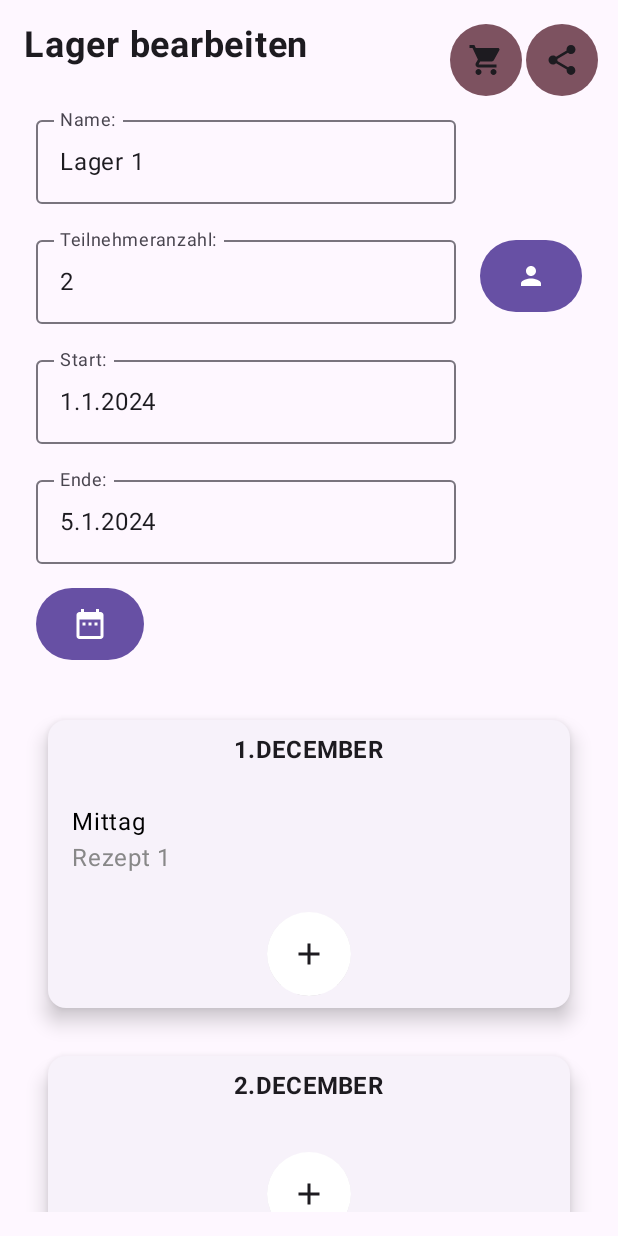
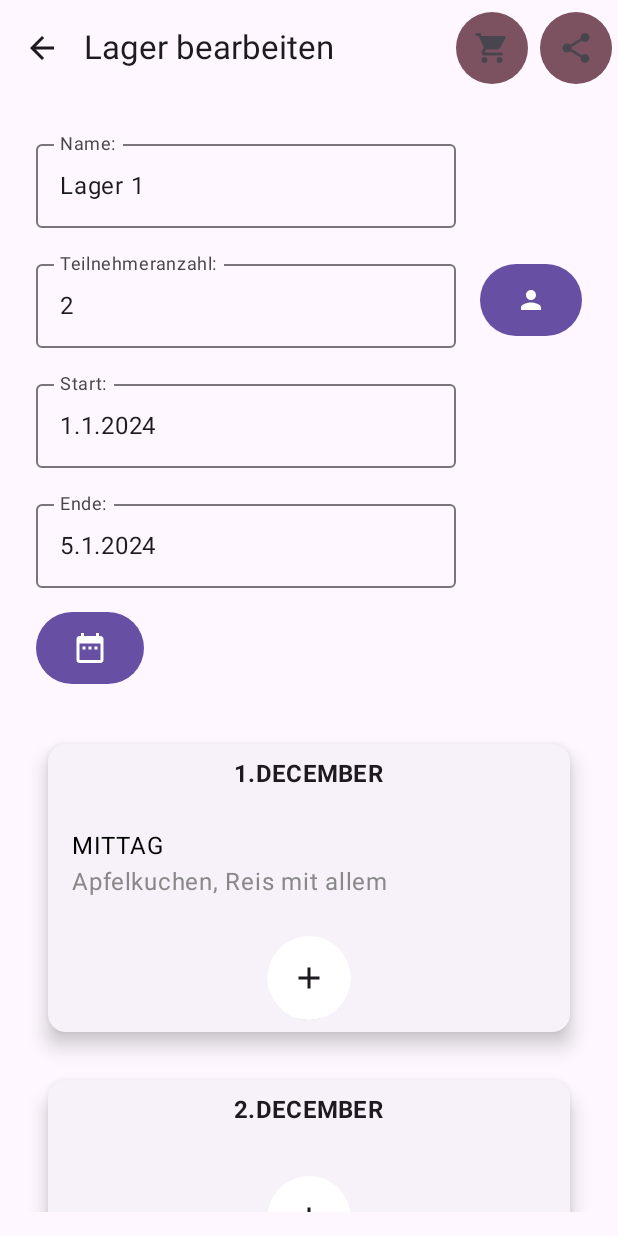
Before and after one commit to fkischewski99/futterbock_app, an Android app built with Jetpack Compose: the screen it shows after launch (MainActivity), after a tap on "ab", on a phone screen of 412 x 824 dp. Run offline under Robolectric (Android 15) with nearby library versions, the phone set to English and light mode, and no system bars; our stand-ins replace Compose Multiplatform resources, Voyager.

Commit message:
Added Navigation with buttons

```diff
--- a/shared/src/commonMain/kotlin/model/Meal.kt
+++ b/shared/src/commonMain/kotlin/model/Meal.kt
@@ -6,19 +6,26 @@ import kotlinx.datetime.LocalDate
 
 data class Meal(
     val day: LocalDate,
-    val mealType: String,
-    val recipeSelections: List<RecipeSelection>
+    val mealType: MealType,
+    val recipeSelections: List<Recipe>
 )
+
+enum class MealType{
+    FRÜHSTÜCK,
+    MITTAG,
+    ABENDESSEN,
+    SNACK
+}
 
 fun Meal.toListItem(): ListItem<Meal> {
     return object : ListItem<Meal> {
         override fun getTitle(): String {
-            return mealType // Custom title using 'meal_type' and 'day'
+            return mealType.name // Custom title using 'meal_type' and 'day'
         }
 
         override fun getSubtitle(): String {
             // Custom subtitle logic based on 'recipe_selections' or any other properties
-            return recipeSelections.joinToString(", ") { it.recipe }
+            return recipeSelections.joinToString(", ") { it.name }
         }
 
         override fun navigateTo(): Screen {
--- a/shared/src/commonMain/kotlin/model/Recipe.kt
+++ b/shared/src/commonMain/kotlin/model/Recipe.kt
@@ -11,5 +11,6 @@ data class Recipe(
     val price: String,
     val season: String,
     val source: String,
-    val time: String
+    val time: String,
+    val eaters: List<Participant>
 )
--- a/shared/src/commonMain/kotlin/model/RecipeSelection.kt
+++ /dev/null
@@ -1,9 +0,0 @@
-package model
-
-import view.shared.ListItem
-
-data class RecipeSelection(
-    val feedback: String,
-    val participants: List<String>,
-    val recipe: String
-)
--- a/shared/src/commonMain/kotlin/view/event/new_event/NewEventPage.kt
+++ b/shared/src/commonMain/kotlin/view/event/new_event/NewEventPage.kt
@@ -31,9 +31,11 @@ import kotlinx.datetime.minus
 import kotlinx.datetime.plus
 import kotlinx.datetime.toLocalDateTime
 import model.Event
+import model.MealType
 import model.toListItem
 import view.event.new_meal_screen.NewMealScreen
 import view.event.participants.ParticipantScreen
+import view.shared.NavigationIconButton
 
 
 @OptIn(ExperimentalMaterial3Api::class, ExperimentalLayoutApi::class)
@@ -50,8 +52,8 @@ fun NewEventPage(event: Event) {
 
 
     //End of Test Data
-    fun groupMealsByDate(){
-        if(event.from == null || event.to == null){
+    fun groupMealsByDate() {
+        if (event.from == null || event.to == null) {
             return;
         }
         val updatedMap = mutableMapOf<LocalDate, MutableList<Meal>>();
@@ -64,71 +66,54 @@ fun NewEventPage(event: Event) {
         mealsGroupedByDate = updatedMap.toMap();
     }
 
-    LaunchedEffect(Unit){
-        if(event.to != null && event.from != null){
+    LaunchedEffect(Unit) {
+        if (event.to != null && event.from != null) {
             groupMealsByDate();
         }
     }
 
-    val navigateToNewListItem: () -> Unit = {
-        navigator.push(NewMealScreen(event.participantsSchedule))
+    fun navigateToNewListItem(date: LocalDate) {
+        navigator.push(
+            NewMealScreen(
+                Meal(
+                    day = date,
+                    recipeSelections = ArrayList(),
+                    mealType = MealType.MITTAG
+                ), event.participantsSchedule
+            )
+        )
+    }
+
+    fun navigateToMeal(meal: Meal) {
+        navigator.push(NewMealScreen(meal, event.participantsSchedule))
     }
 
     val onDateSelectFunction: (selectedStartMilis: Long, selectedEndMilis: Long) -> Unit =
         { startMillis, endMillis ->
             val startDateSelect = Instant.fromEpochMilliseconds(startMillis)
             val endDateSelect = Instant.fromEpochMilliseconds(endMillis)
-            event.from = startDateSelect.toLocalDateTime(kotlinx.datetime.TimeZone.currentSystemDefault()).date;
-            event.to = endDateSelect.toLocalDateTime(kotlinx.datetime.TimeZone.currentSystemDefault()).date;
+            event.from =
+                startDateSelect.toLocalDateTime(kotlinx.datetime.TimeZone.currentSystemDefault()).date;
+            event.to =
+                endDateSelect.toLocalDateTime(kotlinx.datetime.TimeZone.currentSystemDefault()).date;
             groupMealsByDate();
         }
 
 
     AppTheme {
+        Scaffold(
+            topBar = {
+                topBarEventPage()
+                }) {
             Surface(
                 color = MaterialTheme.colorScheme.background,
                 contentColor = MaterialTheme.colorScheme.onBackground,
-            modifier = Modifier.fillMaxSize()
+                modifier = Modifier.fillMaxSize().padding(top = it.calculateTopPadding())
             ) {
                 Column(
-                modifier = Modifier.padding(16.dp).verticalScroll(rememberScrollState()).fillMaxWidth()
+                    modifier = Modifier.padding(16.dp).verticalScroll(rememberScrollState())
+                        .fillMaxWidth()
                 ) {
-                Row(
-                    horizontalArrangement = Arrangement.SpaceBetween,
-                    modifier = Modifier.fillMaxWidth()
-                ) {
-                    Text(
-                        text = "Lager bearbeiten",
-                        fontSize = 24.sp,
-                        fontWeight = FontWeight.Bold,
-                        modifier = Modifier.padding(bottom = 16.dp).weight(1f),
-
-
-                        )
-                    IconButton(
-                        onClick = { /* Handle shopping cart icon click */ },
-                        modifier = Modifier.weight(0.15f).clip(shape = RoundedCornerShape(75))
-                            .background(MaterialTheme.colorScheme.tertiary),
-
-                        ) {
-                        Icon(
-                            imageVector = Icons.Default.ShoppingCart,
-                            contentDescription = "Shopping Cart Icon"
-                        )
-                    }
-                    Spacer(modifier = Modifier.width(8.dp))
-                    IconButton(
-                        onClick = { /* Handle printer icon click */ },
-                        modifier = Modifier.weight(0.15f).clip(shape = RoundedCornerShape(75))
-                            .background(MaterialTheme.colorScheme.tertiary),
-                    ) {
-                        Icon(
-                            imageVector = Icons.Default.Share,
-                            contentDescription = "Printer Icon"
-                        )
-                    }
-                }
-
                     Row(
                         modifier = Modifier.fillMaxWidth()
                     ) {
@@ -155,7 +140,8 @@ fun NewEventPage(event: Event) {
                                 navigator.push(ParticipantScreen(event))
                             },
                             modifier = Modifier
-                            .padding(8.dp).height(IntrinsicSize.Min).align(Alignment.CenterVertically),
+                                .padding(8.dp).height(IntrinsicSize.Min)
+                                .align(Alignment.CenterVertically),
 
                             ) {
                             Icon(
@@ -170,8 +156,12 @@ fun NewEventPage(event: Event) {
                     Spacer(modifier = Modifier.height(16.dp))
                     mealsGroupedByDate.forEach { it ->
                         CardWithList(
+                            title =
                             "" + it.key.dayOfMonth + "." + it.key.month,
-                        it.value.map { meal -> meal.toListItem() }.toMutableList(), navigateToNewListItem
+                            listItems =
+                            it.value.map { meal -> meal.toListItem() }.toMutableList(),
+                            addItemToList = { navigateToNewListItem(it.key) },
+                            onListItemClick = { navigateToMeal(it.getItem()) }
                         )
                     }
 
@@ -179,6 +169,48 @@ fun NewEventPage(event: Event) {
                     // Rest of the code remains the same...
                 }
             }
+        }
+    }
+}
+
+@OptIn(ExperimentalMaterial3Api::class)
+@Composable
+fun topBarEventPage() {
+    TopAppBar(
+        title = {
+            Text(text = "Lager bearbeiten") },
+        navigationIcon = {
+            NavigationIconButton()
+        },
+        actions = {
+            Row(
+                horizontalArrangement = Arrangement.End,
+            ) {
+
+                IconButton(
+                    onClick = { /* Handle shopping cart icon click */ },
+                    modifier = Modifier.clip(shape = RoundedCornerShape(75))
+                        .background(MaterialTheme.colorScheme.tertiary),
+
+                    ) {
+                    Icon(
+                        imageVector = Icons.Default.ShoppingCart,
+                        contentDescription = "Shopping Cart Icon"
+                    )
+                }
+                Spacer(modifier = Modifier.width(8.dp))
+                IconButton(
+                    onClick = { /* Handle printer icon click */ },
+                    modifier = Modifier.clip(shape = RoundedCornerShape(75))
+                        .background(MaterialTheme.colorScheme.tertiary),
+                ) {
+                    Icon(
+                        imageVector = Icons.Default.Share,
+                        contentDescription = "Printer Icon"
+                    )
+                }
+            }
+        }
+    )
 
 }
-}
--- a/shared/src/commonMain/kotlin/view/event/new_event/NewEventScreen.kt
+++ b/shared/src/commonMain/kotlin/view/event/new_event/NewEventScreen.kt
@@ -6,8 +6,9 @@ import kotlinx.datetime.LocalDate
 import model.EatingHabit
 import model.Event
 import model.Meal
+import model.MealType
 import model.Participant
-import model.RecipeSelection
+import view.event.new_meal_screen.ExampleObjects
 
 class NewEventScreen(private val eventId: String?) : Screen {
 
@@ -19,13 +20,13 @@ class NewEventScreen(private val eventId: String?) : Screen {
     fun getEventById(eventId: String): Event {
         var meal = Meal(
             LocalDate.parse("2023-12-01"),
-            "Mittag",
-            listOf(RecipeSelection("ab", ArrayList(), "Rezept 1"))
+            MealType.MITTAG,
+            ExampleObjects.getAllRecepies()
         )
         var meal2 = Meal(
             LocalDate.parse("2023-12-03"),
-            "Abend",
-            listOf(RecipeSelection("ab", ArrayList(), "Rezept 1"))
+            MealType.MITTAG,
+            ExampleObjects.getAllRecepies()
         )
         var meals = listOf(meal, meal2);
 
--- /dev/null
+++ b/shared/src/commonMain/kotlin/view/event/new_meal_screen/ExampleObjects.kt
@@ -0,0 +1,51 @@
+package view.event.new_meal_screen
+
+import model.Ingredient
+import model.Recipe
+
+class ExampleObjects {
+
+
+    companion object {
+        fun getAllRecepies(): List<Recipe>{
+            val recipe = Recipe(
+            cookingInstructions = listOf("Instruction 1", "Instruction 2"),
+            description = "Apfelkuchen",
+            dietaryHabits = "Vegan",
+            ingredients = listOf(
+                //TODO das ist noch richtig falsch :D
+                Ingredient(amount = 200, conversionFactor = 1.2 , name = "Apfel", category = "bla", metricUnit = "g", scoutUnit = "g"),
+                Ingredient(amount = 500, conversionFactor = 1.2 , name = "Zucker", category = "bla", metricUnit = "g", scoutUnit = "g"),
+            ),
+            materials = listOf("Backform", "Schneebesen"),
+            pageInCookbook = 10,
+            price = "5.99",
+            season = "Herbst",
+            source = "Omas Kochbuch",
+            time = "1 Stunde",
+            name = "Reis mit allem",
+            eaters = ArrayList()
+            )
+
+            val recipe2 = Recipe(
+                cookingInstructions = listOf("Instruction 1", "Instruction 2"),
+                description = "Apfelkuchen",
+                dietaryHabits = "Vegan",
+                ingredients = listOf(
+                    //TODO das ist noch richtig falsch :D
+                    Ingredient(amount = 200, conversionFactor = 1.2 , name = "Apfel", category = "bla", metricUnit = "g", scoutUnit = "g"),
+                    Ingredient(amount = 500, conversionFactor = 1.2 , name = "Zucker", category = "bla", metricUnit = "g", scoutUnit = "g"),
+                ),
+                materials = listOf("Backform", "Schneebesen"),
+                pageInCookbook = 10,
+                price = "5.99",
+                season = "Herbst",
+                source = "Omas Kochbuch",
+                time = "1 Stunde",
+                name = "Apfelkuchen",
+                eaters = ArrayList()
+            )
+            return listOf(recipe2, recipe)
+        }
+    }
+}
--- a/shared/src/commonMain/kotlin/view/event/new_meal_screen/NewMealScreen.kt
+++ b/shared/src/commonMain/kotlin/view/event/new_meal_screen/NewMealScreen.kt
@@ -2,11 +2,12 @@ package view.event.new_meal_screen
 
 import androidx.compose.runtime.Composable
 import cafe.adriel.voyager.core.screen.Screen
+import model.Meal
 import model.Participant
 
-class NewMealScreen(private val participants: List<Participant>): Screen {
+class NewMealScreen(private val meal: Meal, private val participants: List<Participant>): Screen {
     @Composable
     override fun Content() {
-        NewMealPage(participants = participants)
+        NewMealPage(meal = meal, participants = participants)
     }
 }
--- a/shared/src/commonMain/kotlin/view/event/participants/ParticipantSearchBar.kt
+++ b/shared/src/commonMain/kotlin/view/event/participants/ParticipantSearchBar.kt
@@ -42,6 +42,7 @@ import cafe.adriel.voyager.navigator.currentOrThrow
 import model.Event
 import model.Participant
 import view.admin.new_participant.NewParicipantScreen
+import view.shared.NavigationIconButton
 
 @OptIn(ExperimentalMaterial3Api::class)
 @Composable
@@ -57,6 +58,7 @@ fun ParticipantSearchBar(allParicipants: List<Participant>, event: Event) {
 
     Scaffold(
         topBar = {
+            NavigationIconButton()
             SearchBar(
                 modifier = Modifier.fillMaxWidth(),
                 query = searchText,
--- a/shared/src/commonMain/kotlin/view/event/recepie_overview_screen/RecepieScreen.kt
+++ b/shared/src/commonMain/kotlin/view/event/recepie_overview_screen/RecepieScreen.kt
@@ -22,7 +22,8 @@ class RecepieScreen: Screen {
         season = "Herbst",
         source = "Omas Kochbuch",
         time = "1 Stunde",
-        name = "Rezeptname"
+        name = "Rezeptname",
+        eaters = ArrayList()
     )
 
     @Composable
--- a/shared/src/commonMain/kotlin/view/shared/HelperFunctions.kt
+++ b/shared/src/commonMain/kotlin/view/shared/HelperFunctions.kt
@@ -1,5 +1,7 @@
 package view.shared
 
+import getPlatformName
+import kotlinx.datetime.Clock
 import kotlinx.datetime.Instant
 import kotlinx.datetime.LocalDate
 import kotlinx.datetime.toLocalDateTime
@@ -15,5 +17,9 @@ class HelperFunctions {
         fun formatDate(date: LocalDate): String{
             return "" + date.dayOfMonth + "." + date.monthNumber + "." + date.year;
         }
+
+        fun isWindowsPlatform(): Boolean {
+            return getPlatformName().lowercase().contains("win")
+        }
     }
 }
--- /dev/null
+++ b/shared/src/commonMain/kotlin/view/shared/NavigationIconButton.kt
@@ -0,0 +1,24 @@
+package view.shared
+
+import androidx.compose.material.icons.Icons
+import androidx.compose.material.icons.filled.ArrowBack
+import androidx.compose.material3.Icon
+import androidx.compose.material3.IconButton
+import androidx.compose.runtime.Composable
+import cafe.adriel.voyager.navigator.LocalNavigator
+import cafe.adriel.voyager.navigator.currentOrThrow
+
+@Composable
+fun NavigationIconButton() {
+    val navigator = LocalNavigator.currentOrThrow
+    IconButton(
+        onClick = {
+            navigator.pop()
+        }
+    ) {
+        Icon(
+            imageVector = Icons.Default.ArrowBack,
+            contentDescription = "Zurück"
+        )
+    }
+}
```
Also changed, not shown: shared/src/commonMain/kotlin/view/event/new_meal_screen/NewMealPage.kt (+66 -55 lines), shared/src/commonMain/kotlin/view/event/recepie_overview_screen/RecepieOverview.kt (+28 -3 lines). Lines whose indentation alone changed are shown as unchanged.
